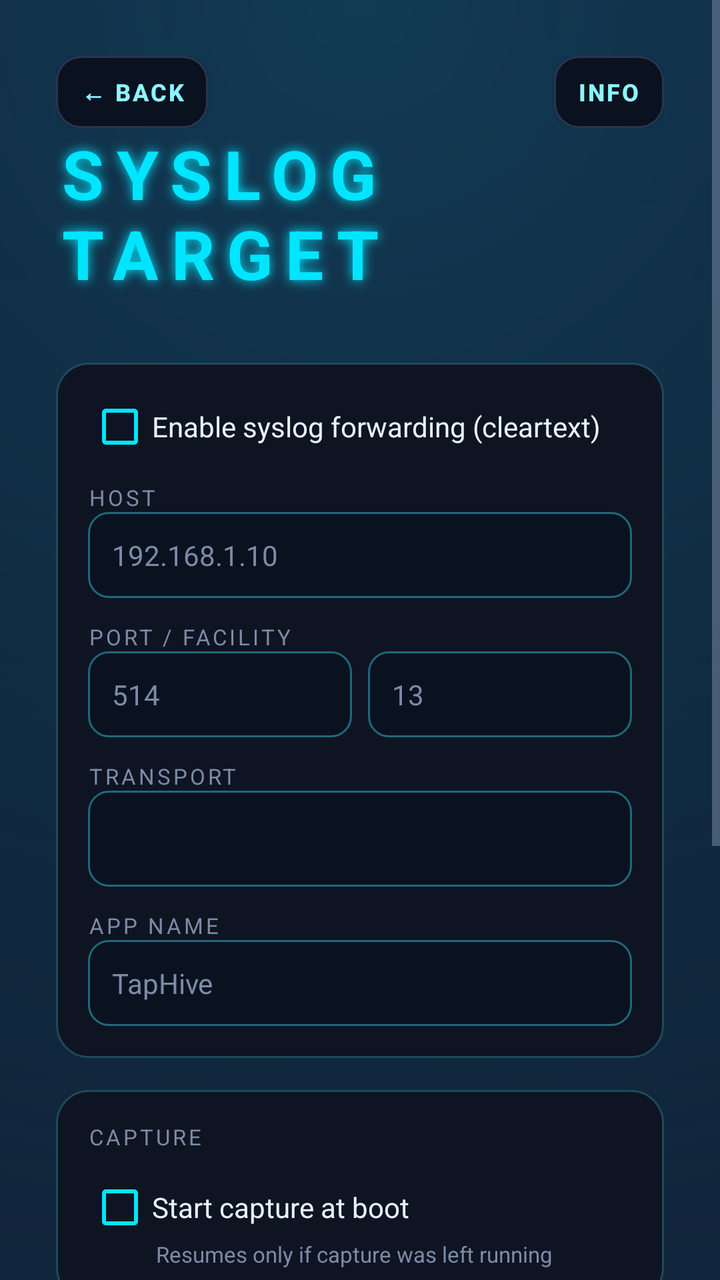
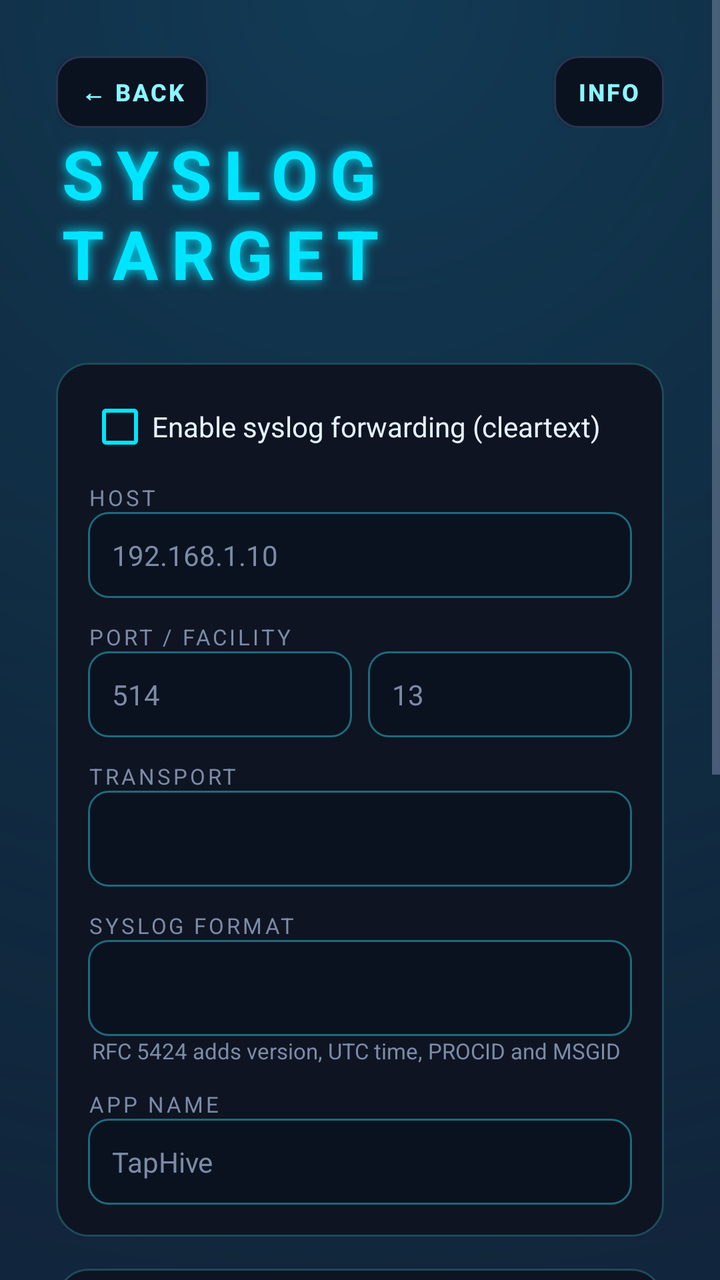

An Android layout rendered at two revisions. The XML below is the earlier revision; the diff shows what the commit changed to produce the second picture.
<!-- AndroidManifest.xml: application theme AppTheme -->
<!-- res/layout/activity_settings.xml -->
<?xml version="1.0" encoding="utf-8"?>
<ScrollView xmlns:android="http://schemas.android.com/apk/res/android"
    android:layout_width="match_parent"
    android:layout_height="match_parent"
    android:background="@drawable/bg_main">

    <LinearLayout
        android:layout_width="match_parent"
        android:layout_height="wrap_content"
        android:orientation="vertical"
        android:padding="28dp">

        <LinearLayout
            android:layout_width="match_parent"
            android:layout_height="wrap_content"
            android:gravity="center_vertical"
            android:orientation="horizontal">

            <Button
                android:id="@+id/back"
                android:layout_width="wrap_content"
                android:layout_height="wrap_content"
                android:background="@drawable/neon_button_ghost"
                android:text="@string/back"
                style="@style/NeonSmallButton" />

            <View
                android:layout_width="0dp"
                android:layout_height="1dp"
                android:layout_weight="1" />

            <Button
                android:id="@+id/info"
                android:layout_width="wrap_content"
                android:layout_height="wrap_content"
                android:background="@drawable/neon_button_ghost"
                android:text="@string/info"
                style="@style/NeonSmallButton" />
        </LinearLayout>

        <TextView
            android:layout_width="wrap_content"
            android:layout_height="wrap_content"
            android:layout_gravity="center_horizontal"
            android:text="@string/settings_title"
            style="@style/NeonTitle" />

        <LinearLayout
            android:layout_width="match_parent"
            android:layout_height="wrap_content"
            android:layout_marginTop="32dp"
            android:background="@drawable/neon_card"
            android:orientation="vertical">

            <CheckBox
                android:id="@+id/syslog_enabled"
                android:layout_width="match_parent"
                android:layout_height="wrap_content"
                android:buttonTint="@color/neon_cyan"
                android:text="Enable syslog forwarding (cleartext)"
                android:textColor="@color/neon_text" />

            <TextView
                android:layout_width="wrap_content"
                android:layout_height="wrap_content"
                android:layout_marginTop="12dp"
                android:text="HOST"
                style="@style/NeonLabel" />

            <EditText
                android:id="@+id/syslog_host"
                android:layout_width="match_parent"
                android:layout_height="wrap_content"
                android:hint="192.168.1.10"
                android:inputType="textUri"
                style="@style/NeonField" />

            <TextView
                android:layout_width="wrap_content"
                android:layout_height="wrap_content"
                android:layout_marginTop="12dp"
                android:text="PORT / FACILITY"
                style="@style/NeonLabel" />

            <LinearLayout
                android:layout_width="match_parent"
                android:layout_height="wrap_content"
                android:orientation="horizontal">

                <EditText
                    android:id="@+id/syslog_port"
                    android:layout_width="0dp"
                    android:layout_height="wrap_content"
                    android:layout_weight="1"
                    android:hint="514"
                    android:inputType="number"
                    style="@style/NeonField" />

                <EditText
                    android:id="@+id/syslog_facility"
                    android:layout_width="0dp"
                    android:layout_height="wrap_content"
                    android:layout_marginStart="8dp"
                    android:layout_weight="1"
                    android:hint="13"
                    android:inputType="number"
                    style="@style/NeonField" />
            </LinearLayout>

            <TextView
                android:layout_width="wrap_content"
                android:layout_height="wrap_content"
                android:layout_marginTop="12dp"
                android:text="TRANSPORT"
                style="@style/NeonLabel" />

            <Spinner
                android:id="@+id/syslog_transport"
                android:layout_width="match_parent"
                android:layout_height="48dp"
                android:background="@drawable/neon_field" />

            <TextView
                android:layout_width="wrap_content"
                android:layout_height="wrap_content"
                android:layout_marginTop="12dp"
                android:text="APP NAME"
                style="@style/NeonLabel" />

            <EditText
                android:id="@+id/syslog_app_name"
                android:layout_width="match_parent"
                android:layout_height="wrap_content"
                android:hint="TapHive"
                android:inputType="text"
                style="@style/NeonField" />
        </LinearLayout>

        <LinearLayout
            android:layout_width="match_parent"
            android:layout_height="wrap_content"
            android:layout_marginTop="16dp"
            android:background="@drawable/neon_card"
            android:orientation="vertical">

            <TextView
                android:layout_width="wrap_content"
                android:layout_height="wrap_content"
                android:text="CAPTURE"
                style="@style/NeonLabel" />

            <CheckBox
                android:id="@+id/start_at_boot"
                android:layout_width="match_parent"
                android:layout_height="wrap_content"
                android:layout_marginTop="12dp"
                android:buttonTint="@color/neon_cyan"
                android:text="Start capture at boot"
                android:textColor="@color/neon_text" />

            <TextView
                android:layout_width="wrap_content"
                android:layout_height="wrap_content"
                android:layout_marginStart="34dp"
                android:text="Resumes only if capture was left running"
                android:textColor="@color/neon_muted"
                android:textSize="11sp" />
        </LinearLayout>

        <LinearLayout
            android:layout_width="match_parent"
            android:layout_height="wrap_content"
            android:layout_marginTop="16dp"
            android:background="@drawable/neon_card"
            android:orientation="vertical">

            <TextView
                android:layout_width="wrap_content"
                android:layout_height="wrap_content"
                android:text="LOCAL HISTORY"
                style="@style/NeonLabel" />

            <Spinner
                android:id="@+id/retention"
                android:layout_width="match_parent"
                android:layout_height="48dp"
                android:layout_marginTop="12dp"
                android:background="@drawable/neon_field" />

            <Button
                android:id="@+id/clear_history"
                android:layout_width="match_parent"
                android:layout_height="wrap_content"
                android:layout_marginTop="12dp"
                android:background="@drawable/neon_button_cyan"
                android:text="CLEAR HISTORY"
                style="@style/NeonButton" />
        </LinearLayout>

        <Button
            android:id="@+id/save"
            android:layout_width="match_parent"
            android:layout_height="wrap_content"
            android:layout_marginTop="24dp"
            android:background="@drawable/neon_button_cyan"
            android:text="SAVE SETTINGS"
            style="@style/NeonButton" />

        <TextView
            android:id="@+id/error"
            android:layout_width="match_parent"
            android:layout_height="wrap_content"
            android:layout_marginTop="8dp"
            android:textColor="@color/neon_magenta" />
    </LinearLayout>
</ScrollView>
<!-- resources referenced by this layout -->
<resources>
  <color name="neon_cyan">#00E5FF</color>
  <color name="neon_magenta">#FF2D95</color>
  <color name="neon_muted">#7C8BA6</color>
  <color name="neon_text">#E6F4FF</color>
  <!-- drawable neon_card (drawable) -->
  <?xml version="1.0" encoding="utf-8"?>
  <shape xmlns:android="http://schemas.android.com/apk/res/android" android:shape="rectangle">
      <solid android:color="@color/neon_surface" />
      <stroke
          android:width="1dp"
          android:color="#1E4A5A" />
      <corners android:radius="16dp" />
      <padding
          android:bottom="16dp"
          android:left="16dp"
          android:right="16dp"
          android:top="16dp" />
  </shape>
  <!-- drawable neon_field (drawable) -->
  <?xml version="1.0" encoding="utf-8"?>
  <shape xmlns:android="http://schemas.android.com/apk/res/android" android:shape="rectangle">
      <solid android:color="#0A1220" />
      <stroke
          android:width="1dp"
          android:color="#1E6A7A" />
      <corners android:radius="10dp" />
  </shape>
  <string name="back">← BACK</string>
  <string name="info">INFO</string>
  <string name="settings_title">SYSLOG TARGET</string>
  <style name="NeonButton">
          <item name="android:textColor">@color/neon_text</item>
          <item name="android:textSize">15sp</item>
          <item name="android:textStyle">bold</item>
          <item name="android:letterSpacing">0.08</item>
          <item name="android:minHeight">52dp</item>
          <item name="android:shadowColor">@color/neon_cyan</item>
          <item name="android:shadowDx">0</item>
          <item name="android:shadowDy">0</item>
          <item name="android:shadowRadius">8</item>
      </style>
  <style name="NeonField">
          <item name="android:textColor">@color/neon_text</item>
          <item name="android:textColorHint">@color/neon_muted</item>
          <item name="android:background">@drawable/neon_field</item>
          <item name="android:padding">12dp</item>
          <item name="android:textSize">14sp</item>
      </style>
  <style name="NeonLabel">
          <item name="android:textColor">@color/neon_muted</item>
          <item name="android:textSize">11sp</item>
          <item name="android:letterSpacing">0.12</item>
      </style>
  <style name="NeonSmallButton">
          <item name="android:textColor">@color/neon_cyan_soft</item>
          <item name="android:textSize">12sp</item>
          <item name="android:textStyle">bold</item>
          <item name="android:letterSpacing">0.08</item>
          <item name="android:minHeight">36dp</item>
          <item name="android:minWidth">0dp</item>
          <item name="android:paddingStart">12dp</item>
          <item name="android:paddingEnd">12dp</item>
      </style>
  <style name="NeonTitle">
          <item name="android:textColor">@color/neon_cyan</item>
          <item name="android:textSize">34sp</item>
          <item name="android:textStyle">bold</item>
          <item name="android:letterSpacing">0.18</item>
          <item name="android:shadowColor">@color/neon_cyan</item>
          <item name="android:shadowDx">0</item>
          <item name="android:shadowDy">0</item>
          <item name="android:shadowRadius">14</item>
      </style>
  <style name="AppTheme" parent="@android:style/Theme.Material.NoActionBar">
          <item name="android:windowBackground">@drawable/bg_main</item>
          <item name="android:colorAccent">@color/neon_cyan</item>
          <item name="android:textColorPrimary">@color/neon_text</item>
          <item name="android:textColorSecondary">@color/neon_muted</item>
          <item name="android:statusBarColor">@color/neon_bg</item>
          <item name="android:navigationBarColor">@color/neon_bg</item>
          <item name="android:windowLightStatusBar">false</item>
      </style>
  <color name="neon_bg_end">#101A2E</color>
  <color name="neon_bg">#070A12</color>
  <color name="neon_cyan_soft">#8BF6FF</color>
  <color name="neon_dim">#2A3550</color>
  <color name="neon_surface">#0E1422</color>
  <!-- unchanged entries left out for length: 3 -->
</resources>

<!-- the commit's change to res/layout/activity_settings.xml (unified diff, before → after) -->
@@ -124,6 +124,27 @@
                 android:layout_width="wrap_content"
                 android:layout_height="wrap_content"
                 android:layout_marginTop="12dp"
+                android:text="SYSLOG FORMAT"
+                style="@style/NeonLabel" />
+
+            <Spinner
+                android:id="@+id/syslog_format"
+                android:layout_width="match_parent"
+                android:layout_height="48dp"
+                android:background="@drawable/neon_field" />
+
+            <TextView
+                android:layout_width="wrap_content"
+                android:layout_height="wrap_content"
+                android:layout_marginStart="2dp"
+                android:text="RFC 5424 adds version, UTC time, PROCID and MSGID"
+                android:textColor="@color/neon_muted"
+                android:textSize="11sp" />
+
+            <TextView
+                android:layout_width="wrap_content"
+                android:layout_height="wrap_content"
+                android:layout_marginTop="12dp"
                 android:text="APP NAME"
                 style="@style/NeonLabel" />
 
